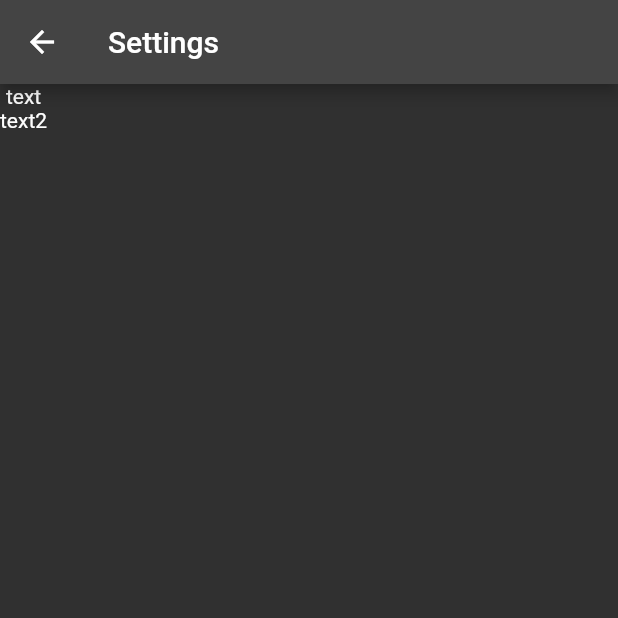
After one commit to ernestrlee/Flutter-gridview-homepage, a Flutter app: the screen it shows after launch, after a tap on the "settings" icon, on a phone screen of 412 x 824 dp, the top half of it. The commit adds this screen. Run offline on Flutter 3.47's test engine with Material 2 defaults, Android fonts, the phone set to English and light mode, and no system bars.

Commit message:
Added settings route. Refactored code with homescreen class.

```diff
--- /dev/null
+++ b/lib/homeScreen.dart
@@ -0,0 +1,47 @@
+import 'package:flutter/material.dart';
+import 'constants.dart';
+import 'gridController.dart';
+import 'settingsRoute.dart';
+
+GridController gridController = GridController();
+
+class HomeScreen extends StatelessWidget {
+
+  @override
+  Widget build(BuildContext context) {
+    return Scaffold(
+      backgroundColor: kBackgroundColor,
+      appBar: AppBar(
+        backgroundColor: kAppBarColor,
+        actions: <Widget>[
+          IconButton(
+              icon: Icon(Icons.settings),
+              tooltip: 'Settings',
+              onPressed: () {
+                _showSettings(context);
+              }
+          ),
+        ],
+        title: Text(
+          'GridView App',
+          style: TextStyle(
+            color: kAppBarTextColor,
+          ),
+        ),
+      ),
+      body: gridController.createGridView(),
+    );
+  }
+
+  void _showSettings(context) {
+    Navigator.push(context,
+      MaterialPageRoute(
+          builder: (BuildContext context) {
+            return SettingsRoute(
+              appBarTitle: 'Settings',
+            );
+          }
+      ),
+    );
+  }
+}
--- a/lib/main.dart
+++ b/lib/main.dart
@@ -1,8 +1,6 @@
 import 'package:flutter/material.dart';
 import 'constants.dart';
-import 'gridController.dart';
-
-GridController gridController = GridController();
+import 'homeScreen.dart';
 
 void main() => runApp(MyApp());
 
@@ -13,26 +11,7 @@ class MyApp extends StatelessWidget {
       theme: ThemeData.dark().copyWith(
         primaryColor: kAppBarColor,
       ),
-      home: Scaffold(
-        backgroundColor: kBackgroundColor,
-        appBar: AppBar(
-          backgroundColor: kAppBarColor,
-          actions: <Widget>[
-            IconButton(
-              icon: Icon(Icons.settings),
-              tooltip: 'Settings',
-              onPressed: null,
-            ),
-          ],
-          title: Text(
-            'GridView App',
-            style: TextStyle(
-              color: kAppBarTextColor,
-            ),
-          ),
-        ),
-        body: gridController.createGridView(),
-      ),
+      home: HomeScreen(),
     );
   }
 }
--- /dev/null
+++ b/lib/settingsRoute.dart
@@ -0,0 +1,30 @@
+import 'package:flutter/material.dart';
+
+class SettingsRoute extends StatelessWidget {
+  final String appBarTitle;
+
+  SettingsRoute({this.appBarTitle});
+
+  @override
+  Widget build(BuildContext context) {
+    return Scaffold(
+      appBar: AppBar(
+        title: Text(
+            appBarTitle,
+        ),
+      ),
+      body: Container(
+        child: Column(
+          children: <Widget>[
+            Text(
+              'text'
+            ),
+            Text(
+              'text2'
+            ),
+          ],
+        ),
+      ),
+    );
+  }
+}
```
